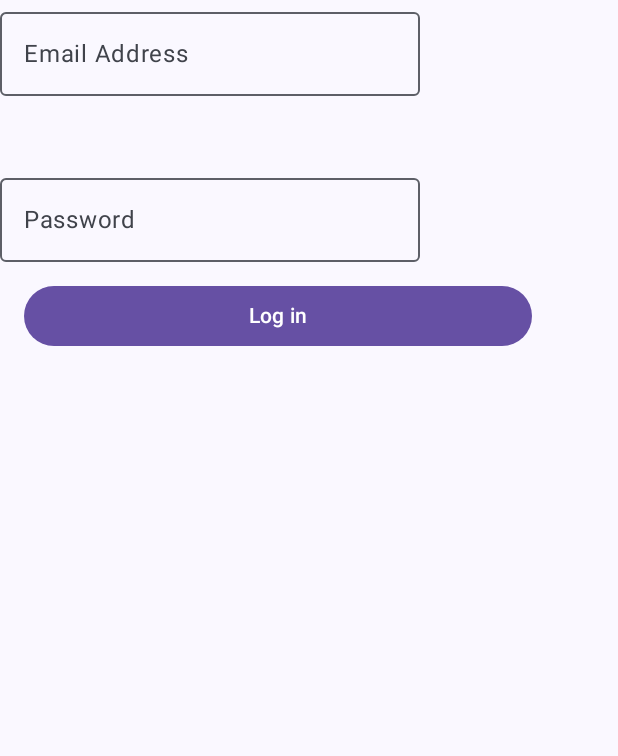
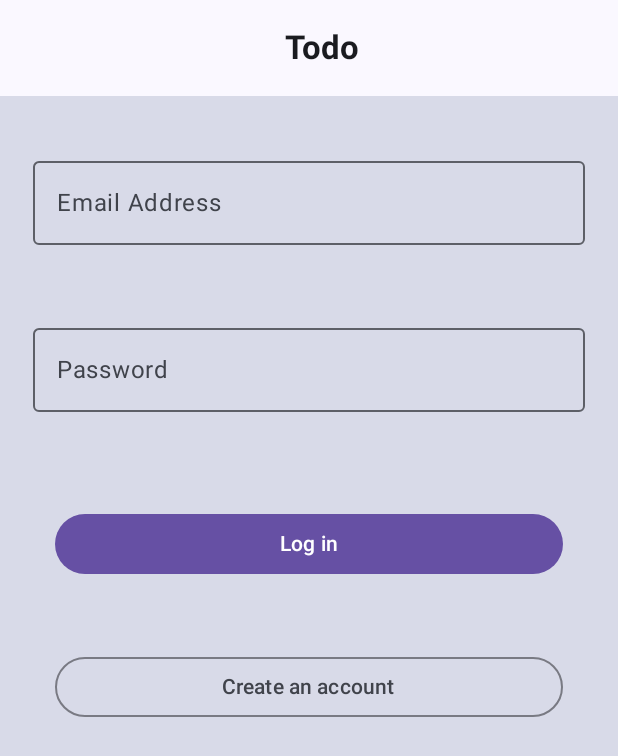
Before and after one commit to AhmedYu/Assignment1, an Android app built with Jetpack Compose: the composable LoginScreen shown on its own in the app's theme, on a phone screen of 412 x 824 dp. Shown: the top 756 px of the screen. Run offline under Robolectric (Android 15) with nearby library versions, the phone set to English and light mode, and no system bars.

Commit message:
created ModelView for the login and signUp screena navigation host to navigate between the two

```diff
--- a/app/build.gradle.kts
+++ b/app/build.gradle.kts
@@ -50,6 +50,9 @@ android {
 }
 
 dependencies {
+    val nav_version = "2.7.7"
+
+    implementation("androidx.navigation:navigation-compose:$nav_version")
 
     implementation(libs.androidx.core.ktx)
     implementation(libs.androidx.lifecycle.runtime.ktx)
--- a/app/src/main/java/AccountCreationAndLogin/LoginScreen.kt
+++ /dev/null
@@ -1,44 +0,0 @@
-package AccountCreationAndLogin
-
-import androidx.compose.foundation.layout.Column
-import androidx.compose.foundation.layout.Spacer
-import androidx.compose.foundation.layout.fillMaxWidth
-import androidx.compose.foundation.layout.padding
-import androidx.compose.material3.Button
-import androidx.compose.material3.ButtonDefaults
-import androidx.compose.material3.OutlinedTextField
-import androidx.compose.material3.Text
-import androidx.compose.runtime.Composable
-import androidx.compose.ui.Modifier
-import androidx.compose.ui.res.stringResource
-import androidx.compose.ui.unit.dp
-import com.ahmed.assignment1.R
-import com.ahmed.assignment1.ui.theme.Purple40
-
-@Composable
-fun LoginScreen(){
-	Column {
-
-		OutlinedTextField(value = "", onValueChange = {
-
-		}, label = {Text(text = stringResource(id = R.string.emailLable))})
-
-Spacer(modifier = Modifier.padding(vertical = 23.dp))
-		OutlinedTextField(value = "", onValueChange = {
-
-		}, label = {Text(text = stringResource(id = R.string.passwordLable))}, placeholder = {
-			Text(text = stringResource(id = R.string.passwordPlaceHolder))
-		})
-
-		Button(modifier = Modifier
-			.fillMaxWidth(0.9F)
-			.padding(horizontal = 16.dp, vertical = 12.dp),
-			colors = ButtonDefaults.buttonColors(containerColor = Purple40),
-			onClick = {
-
-			}) {
-			Text(text = stringResource(id = R.string.loginBTN))
-		}
-	}
-
-}
--- a/app/src/main/java/ModelViews/ApiService.kt
+++ b/app/src/main/java/LoginCreateAccount/ApiService.kt
@@ -1,5 +1,4 @@
-package ModelViews
-import  Todo
+package LoginCreateAccount
 //interface ApiService {
 // suspend getTodos(@Query()apiKey:String,
 //		@Header("Authorization")bearerToken:String,
--- /dev/null
+++ b/app/src/main/java/LoginCreateAccount/LogInSignUpViewModel.kt
@@ -0,0 +1,21 @@
+package LoginCreateAccount
+
+import androidx.lifecycle.MutableLiveData
+import androidx.lifecycle.ViewModel
+import data.Screens
+import data.User
+
+class LogInSignUpViewModel: ViewModel() {
+	val user : MutableLiveData<User> = MutableLiveData()
+	var name : MutableLiveData<String> = MutableLiveData()
+	var email : MutableLiveData<String> = MutableLiveData()
+	var passwaord : MutableLiveData<String> = MutableLiveData()
+	var startScreen = Screens.SignUpScreen
+
+
+
+	fun collectEntry(){
+
+	}
+
+}
--- a/app/src/main/java/ModelViews/ViewModel.kt
+++ b/app/src/main/java/LoginCreateAccount/ViewModel.kt
@@ -1,7 +1,5 @@
-package ModelViews
-import Todo
+package LoginCreateAccount
 //import ModelViews.ApiService
-import kotlinx.coroutines.flow.Flow
 
 //open class ViewModel : ViewModel(), ApiService {
 //	private val apiService : ApiService
--- /dev/null
+++ b/app/src/main/java/accountCreationAndLogin/LoginScreen.kt
@@ -0,0 +1,82 @@
+package accountCreationAndLogin
+
+import LoginCreateAccount.LogInSignUpViewModel
+import androidx.compose.foundation.layout.Column
+import androidx.compose.foundation.layout.Spacer
+import androidx.compose.foundation.layout.fillMaxSize
+import androidx.compose.foundation.layout.fillMaxWidth
+import androidx.compose.foundation.layout.padding
+import androidx.compose.material3.Button
+import androidx.compose.material3.ButtonDefaults
+import androidx.compose.material3.ExperimentalMaterial3Api
+import androidx.compose.material3.MaterialTheme
+import androidx.compose.material3.OutlinedButton
+import androidx.compose.material3.OutlinedTextField
+import androidx.compose.material3.Scaffold
+import androidx.compose.material3.Text
+import androidx.compose.material3.TopAppBar
+import androidx.compose.material3.surfaceColorAtElevation
+import androidx.compose.runtime.Composable
+import androidx.compose.ui.Alignment
+import androidx.compose.ui.Modifier
+import androidx.compose.ui.res.stringResource
+import androidx.compose.ui.text.font.FontWeight
+import androidx.compose.ui.text.input.PasswordVisualTransformation
+import androidx.compose.ui.text.style.TextAlign
+import androidx.compose.ui.unit.dp
+import com.ahmed.assignment1.R
+import com.ahmed.assignment1.ui.theme.Purple40
+
+@OptIn(ExperimentalMaterial3Api::class)
+@Composable
+fun LoginScreen( toSignUpScreen : ()-> Unit){
+	var loginSignUpViewModel = LogInSignUpViewModel()
+	Scaffold(topBar = {
+		TopAppBar(title = { Text(modifier = Modifier.fillMaxWidth(), textAlign = TextAlign.Center, fontWeight = FontWeight.Bold, text =  stringResource(
+			id = R.string.top_bar_title
+		)) })
+	},  containerColor =  MaterialTheme.colorScheme.surfaceColorAtElevation(23.dp)) { innerPadding ->
+
+		Column(modifier = Modifier
+			.padding(innerPadding)
+			.fillMaxWidth()
+			.fillMaxSize(), horizontalAlignment = Alignment.CenterHorizontally) {
+			Spacer(modifier = Modifier.padding(top = 23.dp))
+			OutlinedTextField(value = "", onValueChange = {
+
+			},  modifier = Modifier
+				.fillMaxWidth(0.9F)
+				.padding(horizontal = 1.dp, vertical = 12.dp), label = {Text(text = stringResource(id = R.string.emailLable))}, placeholder = {
+				Text(text = stringResource(id = R.string.emeilPlaceHolder))
+			})
+
+			Spacer(modifier = Modifier.padding(top = 23.dp))
+			OutlinedTextField(value = "", onValueChange = { },  modifier = Modifier
+				.fillMaxWidth(0.9F)
+				.padding(horizontal = 1.dp, vertical = 12.dp), label = {Text(text = stringResource(id = R.string.passwordLable))}, placeholder = {
+				Text(text = stringResource(id = R.string.passwordPlaceHolder))
+			}, visualTransformation = PasswordVisualTransformation())
+			Spacer(modifier = Modifier.padding(top = 40.dp))
+			Button(modifier = Modifier
+				.fillMaxWidth(0.9F)
+				.padding(horizontal = 16.dp, vertical = 12.dp),
+				colors = ButtonDefaults.buttonColors(containerColor = Purple40),
+				onClick = {
+
+				}) {
+				Text(text = stringResource(id = R.string.loginBTN))
+			}
+			Spacer(modifier = Modifier.padding(top = 23.dp))
+
+			OutlinedButton(modifier = Modifier
+				.fillMaxWidth(0.9F)
+				.padding(horizontal = 16.dp, vertical = 12.dp), onClick =  toSignUpScreen) {
+//text on the button
+				Text(text = stringResource(id = R.string.createBTN))
+			}
+
+		}
+
+	}
+
+}
--- a/app/src/main/java/components/BTMSheetContents.kt
+++ b/app/src/main/java/components/BTMSheetContents.kt
@@ -23,7 +23,7 @@ import androidx.compose.ui.res.stringResource
 import androidx.compose.ui.unit.dp
 import com.ahmed.assignment1.R
 import com.ahmed.assignment1.ui.theme.Purple40
-import createNewTodoIem
+import data.createNewTodoIem
 
 @Composable
 fun BtmContent(
--- a/app/src/main/java/components/ItemView.kt
+++ b/app/src/main/java/components/ItemView.kt
@@ -11,7 +11,7 @@ import androidx.compose.ui.Alignment
 import androidx.compose.ui.Modifier
 import androidx.compose.ui.unit.dp
 
-import Todo
+import data.Todo
 import androidx.compose.foundation.layout.Arrangement
 import com.ahmed.assignment1.ui.theme.PurpleGrey80
 
--- a/app/src/main/java/data/List.kt
+++ b/app/src/main/java/data/List.kt
@@ -1,6 +1,4 @@
 package data
-
-import Todo
 
 var todoList: MutableList<Todo> = mutableListOf(
 	Todo("Assignment1", true),
--- /dev/null
+++ b/app/src/main/java/data/Screens.kt
@@ -0,0 +1,5 @@
+package data
+
+enum class Screens {
+LoginScreen, SignUpScreen, TodoListScreen
+}
--- a/app/src/main/java/Todo.kt
+++ b/app/src/main/java/data/Todo.kt
@@ -1,4 +1,4 @@
-import data.todoList
+package data
 
 data class Todo(var name: String, var isDone: Boolean)
 
--- a/app/src/main/java/data/User.kt
+++ b/app/src/main/java/data/User.kt
@@ -1,5 +1,5 @@
 package data
 
-data class User constructor(private var email: String?,  private var password: String, private var name: String ) {
+data class User constructor(private var email: String?,  private var password: String, private var name: String? ) {
 
 }
```
Also changed, not shown: app/src/main/java/LoginCreateAccount/GeneralViewModel.kt (added, +12 -0 lines), app/src/main/java/ModelViews/LogInSignUpViewModel.kt (deleted, +0 -15 lines), app/src/main/java/accountCreationAndLogin/AccountView.kt (added, +28 -0 lines), app/src/main/java/accountCreationAndLogin/SignUpScreen.kt (added, +123 -0 lines), app/src/main/java/accountCreationAndLogin/TodoListScreen.kt (added, +156 -0 lines), app/src/main/java/com/ahmed/assignment1/MainActivity.kt (+13 -147 lines).
